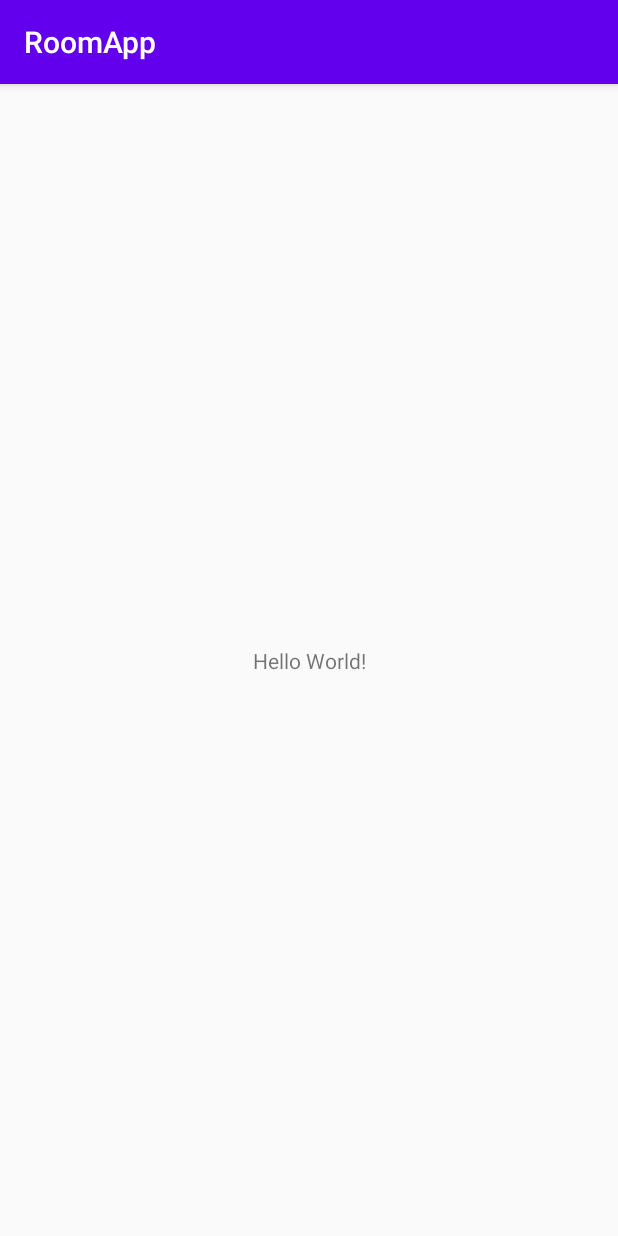
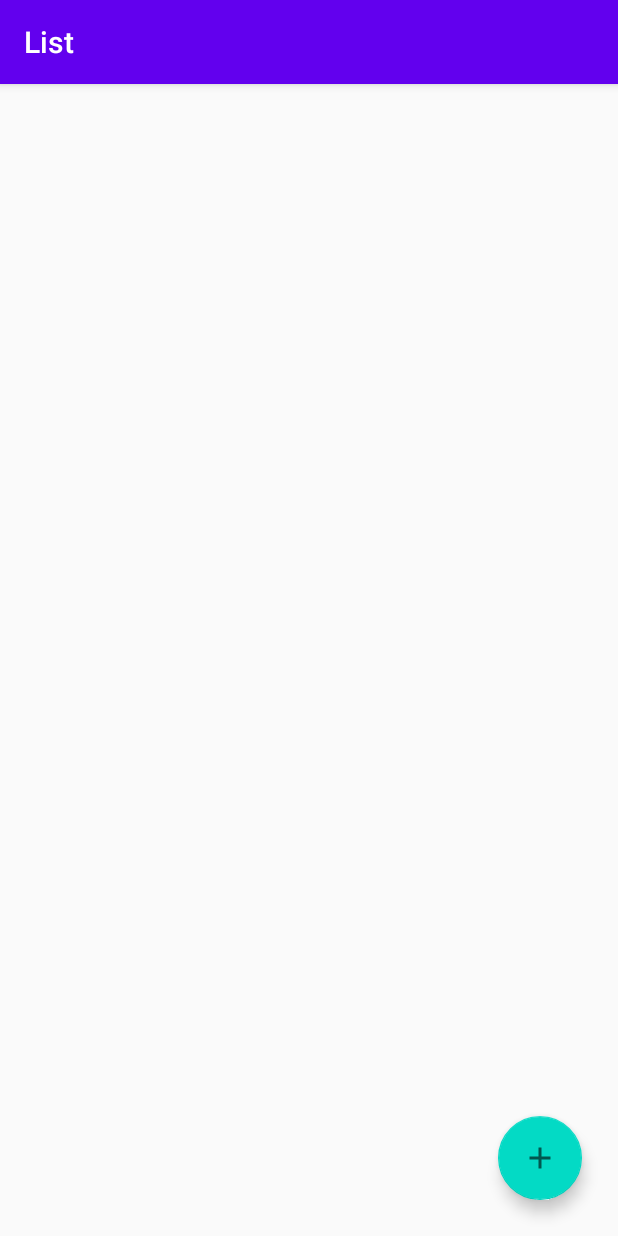
Before and after one commit to Brunoandroid/RoomApp, an Android app: the screen it shows after launch (MainActivity), on a phone screen of 412 x 824 dp. Run offline under Robolectric (Android 15) with nearby library versions, the phone set to English and light mode, and no system bars; our stand-ins replace navigation-ui.

Commit message:
tarde05122020

```diff
--- a/app/build.gradle
+++ b/app/build.gradle
@@ -34,6 +34,9 @@ dependencies {
 
     // Room components
     implementation "androidx.room:room-ktx:$rootProject.roomVersion"
+    implementation 'androidx.navigation:navigation-fragment-ktx:2.1.0'
+    implementation 'androidx.navigation:navigation-ui-ktx:2.1.0'
+    implementation 'androidx.legacy:legacy-support-v4:1.0.0'
     kapt "androidx.room:room-compiler:$rootProject.roomVersion"
     androidTestImplementation "androidx.room:room-testing:$rootProject.roomVersion"
 
--- a/app/src/main/AndroidManifest.xml
+++ b/app/src/main/AndroidManifest.xml
@@ -9,7 +9,7 @@
         android:roundIcon="@mipmap/ic_launcher_round"
         android:supportsRtl="true"
         android:theme="@style/AppTheme">
-        <activity android:name=".MainActivity">
+        <activity android:name=".view.MainActivity">
             <intent-filter>
                 <action android:name="android.intent.action.MAIN" />
 
--- /dev/null
+++ b/app/src/main/java/com/example/roomapp/fragments/list/ListFragment.kt
@@ -0,0 +1,26 @@
+package com.example.roomapp.fragments.list
+
+import android.os.Bundle
+import androidx.fragment.app.Fragment
+import android.view.LayoutInflater
+import android.view.View
+import android.view.ViewGroup
+import androidx.navigation.fragment.findNavController
+import com.example.roomapp.R
+import kotlinx.android.synthetic.main.fragment_list.view.*
+
+class ListFragment : Fragment() {
+    override fun onCreateView(
+        inflater: LayoutInflater, container: ViewGroup?,
+        savedInstanceState: Bundle?
+    ): View? {
+        // Inflate the layout for this fragment
+        val view = inflater.inflate(R.layout.fragment_list, container, false)
+
+        view.floatingActionButton.setOnClickListener {
+            findNavController().navigate(R.id.action_listFragment_to_addFragment)
+        }
+
+        return view
+    }
+}
--- /dev/null
+++ b/app/src/main/java/com/example/roomapp/view/MainActivity.kt
@@ -0,0 +1,18 @@
+package com.example.roomapp.view
+
+import androidx.appcompat.app.AppCompatActivity
+import android.os.Bundle
+import android.view.WindowManager
+import androidx.navigation.findNavController
+import androidx.navigation.ui.setupActionBarWithNavController
+import com.example.roomapp.R
+
+class MainActivity : AppCompatActivity() {
+    override fun onCreate(savedInstanceState: Bundle?) {
+        super.onCreate(savedInstanceState)
+        setContentView(R.layout.activity_main)
+
+        setupActionBarWithNavController(findNavController(R.id.fragment))
+
+    }
+}
--- /dev/null
+++ b/app/src/main/res/drawable/ic_add.xml
@@ -0,0 +1,10 @@
+<vector xmlns:android="http://schemas.android.com/apk/res/android"
+    android:width="24dp"
+    android:height="24dp"
+    android:viewportWidth="24"
+    android:viewportHeight="24"
+    android:tint="?attr/colorControlNormal">
+  <path
+      android:fillColor="@android:color/white"
+      android:pathData="M19,13h-6v6h-2v-6H5v-2h6V5h2v6h6v2z"/>
+</vector>
--- a/app/src/main/res/layout/activity_main.xml
+++ b/app/src/main/res/layout/activity_main.xml
@@ -4,15 +4,19 @@
     xmlns:tools="http://schemas.android.com/tools"
     android:layout_width="match_parent"
     android:layout_height="match_parent"
-    tools:context=".MainActivity">
+    tools:context=".view.MainActivity">
 
-    <TextView
-        android:layout_width="wrap_content"
-        android:layout_height="wrap_content"
-        android:text="Hello World!"
+    <fragment
+        android:id="@+id/fragment"
+        android:name="androidx.navigation.fragment.NavHostFragment"
+        android:theme="@android:style/Theme.NoTitleBar"
+        android:layout_width="match_parent"
+        android:layout_height="match_parent"
+        app:defaultNavHost="true"
         app:layout_constraintBottom_toBottomOf="parent"
-        app:layout_constraintLeft_toLeftOf="parent"
-        app:layout_constraintRight_toRightOf="parent"
-        app:layout_constraintTop_toTopOf="parent" />
-
+        app:layout_constraintEnd_toEndOf="parent"
+        app:layout_constraintHorizontal_bias="0.5"
+        app:layout_constraintStart_toStartOf="parent"
+        app:layout_constraintTop_toTopOf="parent"
+        app:navGraph="@navigation/my_nav" />
 </androidx.constraintlayout.widget.ConstraintLayout>
--- /dev/null
+++ b/app/src/main/res/layout/fragment_list.xml
@@ -0,0 +1,31 @@
+<?xml version="1.0" encoding="utf-8"?>
+<androidx.constraintlayout.widget.ConstraintLayout xmlns:android="http://schemas.android.com/apk/res/android"
+    xmlns:app="http://schemas.android.com/apk/res-auto"
+    xmlns:tools="http://schemas.android.com/tools"
+    android:layout_width="match_parent"
+    android:layout_height="match_parent"
+    tools:context=".fragments.list.ListFragment"
+    >
+
+    <androidx.recyclerview.widget.RecyclerView
+        android:id="@+id/recyclerview"
+        android:layout_width="match_parent"
+        android:layout_height="match_parent"
+        app:layout_constraintBottom_toBottomOf="parent"
+        app:layout_constraintEnd_toEndOf="parent"
+        app:layout_constraintHorizontal_bias="0.5"
+        app:layout_constraintStart_toStartOf="parent"
+        app:layout_constraintTop_toTopOf="parent" />
+
+    <com.google.android.material.floatingactionbutton.FloatingActionButton
+        android:id="@+id/floatingActionButton"
+        android:layout_width="wrap_content"
+        android:layout_height="wrap_content"
+        android:layout_marginEnd="24dp"
+        android:layout_marginBottom="24dp"
+        android:clickable="true"
+        android:focusable="true"
+        android:src="@drawable/ic_add"
+        app:layout_constraintBottom_toBottomOf="parent"
+        app:layout_constraintEnd_toEndOf="parent" />
+</androidx.constraintlayout.widget.ConstraintLayout>
--- /dev/null
+++ b/app/src/main/res/navigation/my_nav.xml
@@ -0,0 +1,26 @@
+<?xml version="1.0" encoding="utf-8"?>
+<navigation xmlns:android="http://schemas.android.com/apk/res/android"
+    xmlns:app="http://schemas.android.com/apk/res-auto"
+    xmlns:tools="http://schemas.android.com/tools"
+    android:id="@+id/my_nav"
+    app:startDestination="@id/listFragment">
+
+    <fragment
+        android:id="@+id/listFragment"
+        android:name="com.example.roomapp.fragments.list.ListFragment"
+        android:label="List"
+        tools:layout="@layout/fragment_list" >
+        <action
+            android:id="@+id/action_listFragment_to_addFragment"
+            app:destination="@id/addFragment" />
+    </fragment>
+    <fragment
+        android:id="@+id/addFragment"
+        android:name="com.example.roomapp.fragments.add.AddFragment"
+        android:label="Add"
+        tools:layout="@layout/fragment_add" >
+        <action
+            android:id="@+id/action_addFragment_to_listFragment"
+            app:destination="@id/listFragment" />
+    </fragment>
+</navigation>
--- a/app/src/main/res/values/strings.xml
+++ b/app/src/main/res/values/strings.xml
@@ -1,3 +1,5 @@
 <resources>
     <string name="app_name">RoomApp</string>
+    <!-- TODO: Remove or change this placeholder text -->
+    <string name="hello_blank_fragment">Hello blank fragment</string>
 </resources>
--- a/app/src/main/res/values/styles.xml
+++ b/app/src/main/res/values/styles.xml
@@ -1,5 +1,7 @@
 <resources>
     <!-- Base application theme. -->
+    <!--Retira Action Bar
+    <style name="AppTheme" parent="Theme.AppCompat.Light.NoActionBar"> -->
     <style name="AppTheme" parent="Theme.AppCompat.Light.DarkActionBar">
         <!-- Customize your theme here. -->
         <item name="colorPrimary">@color/colorPrimary</item>
```
Also changed, not shown: app/src/main/java/com/example/roomapp/MainActivity.kt (deleted, +0 -11 lines), app/src/main/java/com/example/roomapp/db/User.kt (added, +12 -0 lines), app/src/main/java/com/example/roomapp/db/UserDao.kt (added, +17 -0 lines), app/src/main/java/com/example/roomapp/db/UserDatabase.kt (added, +35 -0 lines), app/src/main/java/com/example/roomapp/fragments/add/AddFragment.kt (added, +55 -0 lines), app/src/main/java/com/example/roomapp/model/UserRepository.kt (added, +14 -0 lines), app/src/main/java/com/example/roomapp/viewmodel/UserViewModel.kt (added, +30 -0 lines), app/src/main/res/layout/fragment_add.xml (added, +55 -0 lines).
